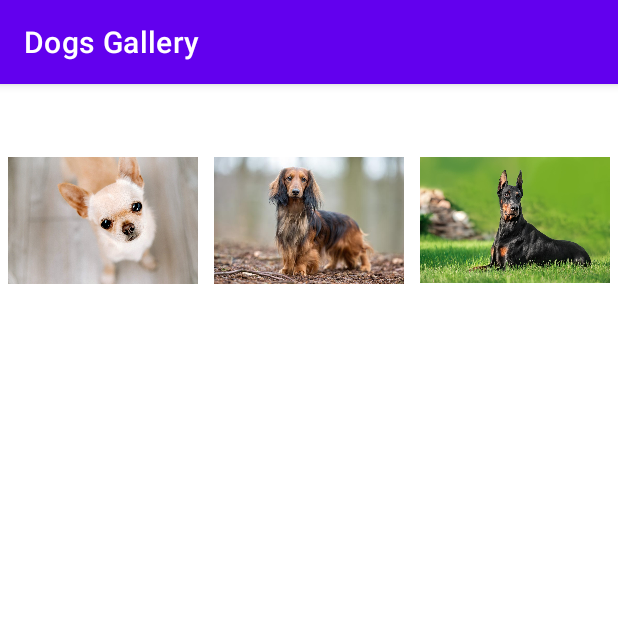
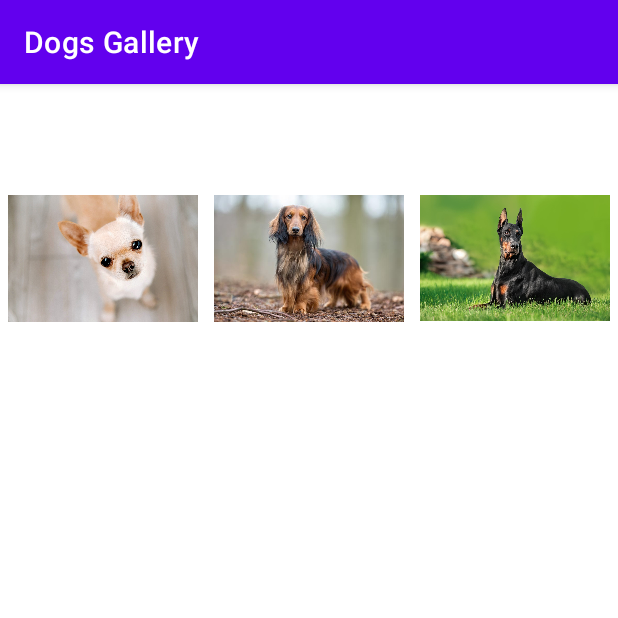
Before and after one commit to zxcipo753/newlab4_35, an Android app: the screen it shows after launch (SelectionActivity), on a phone screen of 412 x 824 dp, the top half of it. Run offline under Robolectric (Android 15) with nearby library versions, the phone set to English and light mode, and no system bars.

Commit message:
improve layout

```diff
--- a/app/src/main/AndroidManifest.xml
+++ b/app/src/main/AndroidManifest.xml
@@ -11,6 +11,7 @@
         android:theme="@style/Theme.CIS3515_Assigment_3">
         <activity
             android:name=".DisplayActivity"
+            android:label="Dogs Displayer"
             android:exported="true" />
         <activity
             android:name="edu.temple.cis3515_assigment_4.SelectionActivity"
--- a/app/src/main/res/layout/activity_main.xml
+++ b/app/src/main/res/layout/activity_main.xml
@@ -9,9 +9,9 @@
     <androidx.recyclerview.widget.RecyclerView
         android:id="@+id/rcvView"
         android:layout_width="match_parent"
-        android:layout_height="150dp"
+        android:layout_height="200dp"
         android:layout_marginTop="16dp"
-        app:layout_constraintEnd_toEndOf="parent"
+        app:layout_constraintEnd_toEndOf="@id/mainImageView"
         app:layout_constraintHorizontal_bias="1.0"
         app:layout_constraintStart_toStartOf="parent"
         app:layout_constraintTop_toTopOf="parent" />
```
